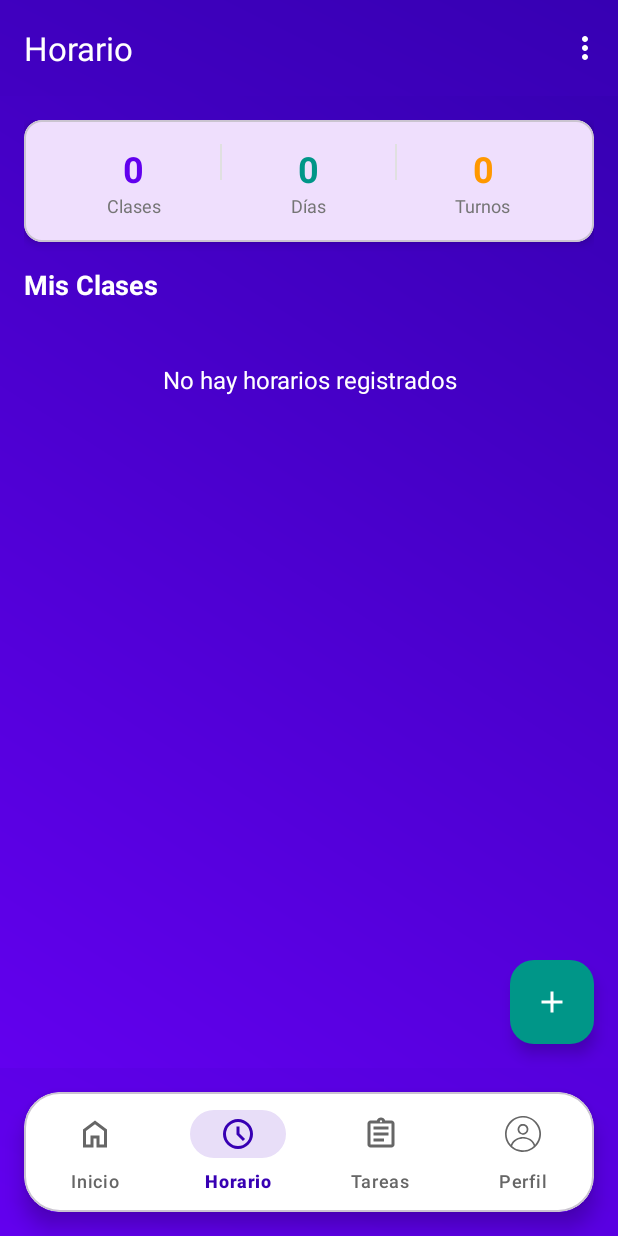
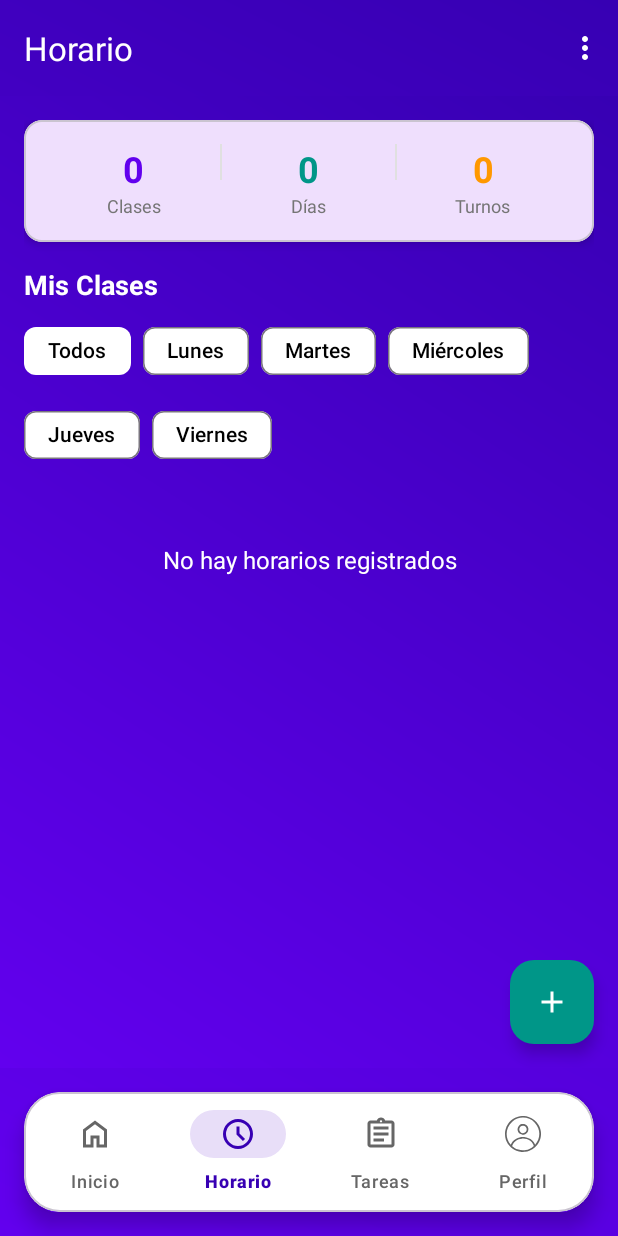
Before and after one commit to Oscardm22/EstuGuia, an Android app: the ScheduleFragment screen opened through its navigation route, on a phone screen of 412 x 824 dp. Run offline under Robolectric (Android 15) with nearby library versions, the phone set to English and light mode, and no system bars; our stand-ins replace Dagger/Hilt's generated code, Firebase (no records; nobody signed in at launch, a user with empty details on screens opened directly), navigation-ui.

```diff
--- a/app/src/main/java/com/oscardm22/estuguia/presentation/features/schedule/ui/fragments/ScheduleFragment.kt
+++ b/app/src/main/java/com/oscardm22/estuguia/presentation/features/schedule/ui/fragments/ScheduleFragment.kt
@@ -20,6 +20,7 @@ import com.oscardm22.estuguia.presentation.features.schedule.viewmodel.ScheduleS
 import com.oscardm22.estuguia.presentation.features.schedule.viewmodel.ScheduleViewModel
 import dagger.hilt.android.AndroidEntryPoint
 import kotlinx.coroutines.launch
+import androidx.core.view.isVisible
 
 @AndroidEntryPoint
 class ScheduleFragment : Fragment() {
@@ -43,6 +44,7 @@ class ScheduleFragment : Fragment() {
         super.onViewCreated(view, savedInstanceState)
 
         setupRecyclerView()
+        setupDaySelector()
         setupObservers()
         setupClickListeners()
 
@@ -73,10 +75,15 @@ class ScheduleFragment : Fragment() {
                     state.isLoading -> showLoading()
                     state.error != null -> showError(state.error)
                     else -> {
-                        showSchedules(state.schedules)
                         updateStats(state.stats)
                     }
                 }
+            }
+        }
+
+        viewLifecycleOwner.lifecycleScope.launch {
+            viewModel.filteredSchedules.collect { filteredSchedules ->
+                showSchedules(filteredSchedules)
             }
         }
     }
@@ -108,7 +115,13 @@ class ScheduleFragment : Fragment() {
         if (schedules.isEmpty()) {
             binding.recyclerViewSchedules.visibility = View.GONE
             binding.textEmpty.visibility = View.VISIBLE
-            binding.textEmpty.text = getString(R.string.no_schedules)
+
+            val isFiltered = binding.chipGroupDays.checkedChipId != R.id.chipAll
+            binding.textEmpty.text = if (isFiltered) {
+                "No hay clases para este día"
+            } else {
+                getString(R.string.no_schedules)
+            }
         } else {
             binding.recyclerViewSchedules.visibility = View.VISIBLE
             binding.textEmpty.visibility = View.GONE
@@ -158,4 +171,25 @@ class ScheduleFragment : Fragment() {
         super.onDestroyView()
         _binding = null
     }
+
+    private fun setupDaySelector() {
+        binding.chipGroupDays.setOnCheckedStateChangeListener { group, checkedIds ->
+            when (checkedIds.firstOrNull()) {
+                R.id.chipAll -> {
+                    viewModel.filterSchedulesByDay(null)
+                    if (binding.textEmpty.isVisible) {
+                        binding.textEmpty.text = getString(R.string.no_schedules)
+                    }
+                }
+                R.id.chipMonday -> viewModel.filterSchedulesByDay("Lunes")
+                R.id.chipTuesday -> viewModel.filterSchedulesByDay("Martes")
+                R.id.chipWednesday -> viewModel.filterSchedulesByDay("Miércoles")
+                R.id.chipThursday -> viewModel.filterSchedulesByDay("Jueves")
+                R.id.chipFriday -> viewModel.filterSchedulesByDay("Viernes")
+            }
+        }
+
+        // Seleccionar "Todos" por defecto
+        binding.chipAll.isChecked = true
+    }
 }
--- a/app/src/main/java/com/oscardm22/estuguia/presentation/features/schedule/viewmodel/ScheduleViewModel.kt
+++ b/app/src/main/java/com/oscardm22/estuguia/presentation/features/schedule/viewmodel/ScheduleViewModel.kt
@@ -27,6 +27,11 @@ class ScheduleViewModel @Inject constructor(
     private val _scheduleState = MutableStateFlow(ScheduleState())
     val scheduleState: StateFlow<ScheduleState> = _scheduleState.asStateFlow()
 
+    private val _filteredSchedules = MutableStateFlow<List<Schedule>>(emptyList())
+    val filteredSchedules: StateFlow<List<Schedule>> = _filteredSchedules.asStateFlow()
+
+    private val _selectedDay = MutableStateFlow<String?>(null)
+
     fun getSchedules() {
         viewModelScope.launch {
             _scheduleState.value = _scheduleState.value.copy(isLoading = true, error = null)
@@ -44,20 +49,50 @@ class ScheduleViewModel @Inject constructor(
             if (result.isSuccess) {
                 val schedules = result.getOrDefault(emptyList())
                 val sortedSchedules = sortSchedules(schedules)
-                val stats = calculateStats(schedules) // Calcular estadísticas
+                val stats = calculateStats(schedules)
 
                 _scheduleState.value = _scheduleState.value.copy(
                     isLoading = false,
                     schedules = sortedSchedules,
-                    stats = stats, // Actualizar estadísticas
+                    stats = stats,
                     error = null
                 )
+
+                // APLICAR FILTRO ACTUAL DESPUÉS DE CARGAR - AGREGAR ESTA LINEA
+                applyDayFilter(sortedSchedules, _selectedDay.value)
             } else {
                 _scheduleState.value = _scheduleState.value.copy(
                     isLoading = false,
                     error = result.exceptionOrNull()?.message ?: "Error al cargar horarios"
                 )
             }
+        }
+    }
+
+    fun filterSchedulesByDay(day: String?) {
+        _selectedDay.value = day
+        applyDayFilter(_scheduleState.value.schedules, day)
+    }
+
+    private fun applyDayFilter(allSchedules: List<Schedule>, day: String?) {
+        val filtered = if (day == null) {
+            allSchedules
+        } else {
+            // Convertir el nombre del día a número para comparar
+            val dayNumber = dayNameToNumber(day)
+            allSchedules.filter { it.dayOfWeek == dayNumber }
+        }
+        _filteredSchedules.value = filtered
+    }
+
+    private fun dayNameToNumber(dayName: String): Int {
+        return when (dayName) {
+            "Lunes" -> 1
+            "Martes" -> 2
+            "Miércoles" -> 3
+            "Jueves" -> 4
+            "Viernes" -> 5
+            else -> -1
         }
     }
 
@@ -76,13 +111,10 @@ class ScheduleViewModel @Inject constructor(
     private fun sortSchedules(schedules: List<Schedule>): List<Schedule> {
         return schedules.sortedWith(
             compareBy<Schedule> { schedule ->
-
                 schedule.dayOfWeek
             }.thenBy { schedule ->
-
                 schedule.startTime
             }.thenBy { schedule ->
-
                 schedule.courseName
             }
         )
--- a/app/src/main/res/layout/fragment_schedule.xml
+++ b/app/src/main/res/layout/fragment_schedule.xml
@@ -129,6 +129,78 @@
                 android:textColor="@color/white"
                 android:layout_marginBottom="8dp" />
 
+            <!-- SELECTOR DE DÍAS -->
+            <com.google.android.material.chip.ChipGroup
+                android:id="@+id/chipGroupDays"
+                android:layout_width="match_parent"
+                android:layout_height="wrap_content"
+                android:layout_marginBottom="16dp"
+                app:singleSelection="true"
+                app:selectionRequired="true"
+                app:chipSpacing="8dp">
+
+                <com.google.android.material.chip.Chip
+                    android:id="@+id/chipAll"
+                    style="@style/Widget.Material3.Chip.Filter"
+                    android:layout_width="wrap_content"
+                    android:layout_height="wrap_content"
+                    android:text="@string/all"
+                    android:textColor="@color/black"
+                    app:chipBackgroundColor="@color/chip_background_selector"
+                    app:checkedIcon="@null" />
+
+                <com.google.android.material.chip.Chip
+                    android:id="@+id/chipMonday"
+                    style="@style/Widget.Material3.Chip.Filter"
+                    android:layout_width="wrap_content"
+                    android:layout_height="wrap_content"
+                    android:text="@string/monday"
+                    android:textColor="@color/black"
+                    app:chipBackgroundColor="@color/chip_background_selector"
+                    app:checkedIcon="@null" />
+
+                <com.google.android.material.chip.Chip
+                    android:id="@+id/chipTuesday"
+                    style="@style/Widget.Material3.Chip.Filter"
+                    android:layout_width="wrap_content"
+                    android:layout_height="wrap_content"
+                    android:text="@string/tuesday"
+                    android:textColor="@color/black"
+                    app:chipBackgroundColor="@color/chip_background_selector"
+                    app:checkedIcon="@null" />
+
+                <com.google.android.material.chip.Chip
+                    android:id="@+id/chipWednesday"
+                    style="@style/Widget.Material3.Chip.Filter"
+                    android:layout_width="wrap_content"
+                    android:layout_height="wrap_content"
+                    android:text="@string/wednesday"
+                    android:textColor="@color/black"
+                    app:chipBackgroundColor="@color/chip_background_selector"
+                    app:checkedIcon="@null" />
+
+                <com.google.android.material.chip.Chip
+                    android:id="@+id/chipThursday"
+                    style="@style/Widget.Material3.Chip.Filter"
+                    android:layout_width="wrap_content"
+                    android:layout_height="wrap_content"
+                    android:text="@string/thursday"
+                    android:textColor="@color/black"
+                    app:chipBackgroundColor="@color/chip_background_selector"
+                    app:checkedIcon="@null" />
+
+                <com.google.android.material.chip.Chip
+                    android:id="@+id/chipFriday"
+                    style="@style/Widget.Material3.Chip.Filter"
+                    android:layout_width="wrap_content"
+                    android:layout_height="wrap_content"
+                    android:text="@string/friday"
+                    android:textColor="@color/black"
+                    app:chipBackgroundColor="@color/chip_background_selector"
+                    app:checkedIcon="@null" />
+
+            </com.google.android.material.chip.ChipGroup>
+
             <androidx.recyclerview.widget.RecyclerView
                 android:id="@+id/recyclerViewSchedules"
                 android:layout_width="match_parent"
```
